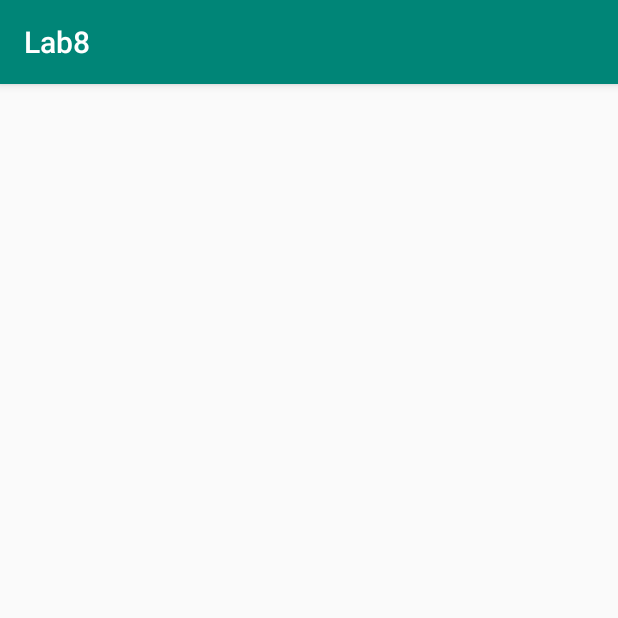
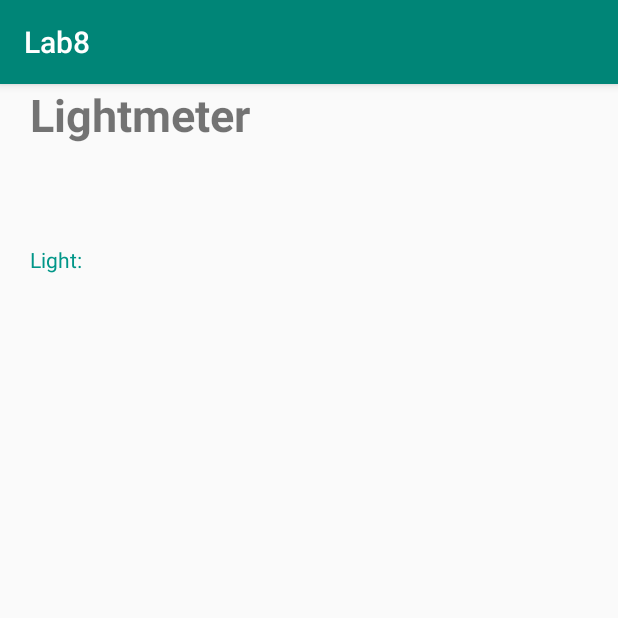
Before and after one commit to githubilona/TM8-sensors, an Android app: the LightmeterActivity screen opened directly, with no data from a screen before it, on a phone screen of 412 x 824 dp, the top half of it. Run offline under Robolectric (Android 15) with nearby library versions, the phone set to English and light mode, and no system bars.

Commit message:
display data from lightmeter

```diff
--- a/app/src/main/java/com/example/lab8/AccelerometerActivity.java
+++ b/app/src/main/java/com/example/lab8/AccelerometerActivity.java
@@ -102,8 +102,7 @@ public class AccelerometerActivity extends AppCompatActivity implements SensorEv
         mSensorManager.registerListener(this, mAccelerometer, SensorManager.SENSOR_DELAY_UI);
 
     }
-
-    // ?????
+    // ?
     @Override
     protected void onStop() {
         super.onStop();
--- a/app/src/main/java/com/example/lab8/LightmeterActivity.java
+++ b/app/src/main/java/com/example/lab8/LightmeterActivity.java
@@ -2,13 +2,56 @@ package com.example.lab8;
 
 import androidx.appcompat.app.AppCompatActivity;
 
+import android.hardware.Sensor;
+import android.hardware.SensorEvent;
+import android.hardware.SensorEventListener;
+import android.hardware.SensorManager;
 import android.os.Bundle;
+import android.widget.TextView;
 
-public class LightmeterActivity extends AppCompatActivity {
+public class LightmeterActivity extends AppCompatActivity implements SensorEventListener {
+
+    TextView lightTextView;
+
+    SensorManager mSensorManager;
+    Sensor mLightmeter;
 
     @Override
     protected void onCreate(Bundle savedInstanceState) {
         super.onCreate(savedInstanceState);
         setContentView(R.layout.activity_lightmeter);
+
+        lightTextView = findViewById(R.id.lightTextView);
+
+        mSensorManager = (SensorManager) getSystemService(SENSOR_SERVICE);
+        mLightmeter = mSensorManager.getDefaultSensor(Sensor.TYPE_LIGHT);
+    }
+
+    @Override
+    public void onSensorChanged(SensorEvent sensorEvent) {
+        if (sensorEvent.sensor.getType() == Sensor.TYPE_LIGHT) {
+            float lightValue = sensorEvent.values[0];
+            String label = "Light:\t\t";
+            lightTextView.setText(label + lightValue);
+
+        }
+
+    }
+
+    @Override
+    public void onAccuracyChanged(Sensor sensor, int i) {
+
+    }
+
+    @Override
+    protected void onResume() {
+        super.onResume();
+        mSensorManager.registerListener(this, mLightmeter, SensorManager.SENSOR_DELAY_UI);
+
+    }
+    @Override
+    protected void onStop() {
+        super.onStop();
+        mSensorManager.unregisterListener(this);
     }
 }
--- a/app/src/main/java/com/example/lab8/MainActivity.java
+++ b/app/src/main/java/com/example/lab8/MainActivity.java
@@ -18,6 +18,7 @@ public class MainActivity extends AppCompatActivity {
         startActivity(accelerometerIntent);
     }
 
+
     @Override
     protected void onCreate(Bundle savedInstanceState) {
         super.onCreate(savedInstanceState);
--- a/app/src/main/res/layout/activity_lightmeter.xml
+++ b/app/src/main/res/layout/activity_lightmeter.xml
@@ -6,4 +6,26 @@
     android:layout_height="match_parent"
     tools:context=".LightmeterActivity">
 
+    <TextView
+        android:id="@+id/lightTextView"
+        android:layout_width="140dp"
+        android:layout_height="30dp"
+        android:layout_marginStart="20dp"
+        android:layout_marginTop="50dp"
+        android:text="Light: "
+        android:textColor="#009688"
+        android:textSize="14dp"
+        app:layout_constraintStart_toStartOf="parent"
+        app:layout_constraintTop_toBottomOf="@+id/lightmeterTextView" />
+
+    <TextView
+        android:id="@+id/lightmeterTextView"
+        android:layout_width="232dp"
+        android:layout_height="57dp"
+        android:layout_marginStart="20dp"
+        android:text="Lightmeter"
+        android:textSize="30dp"
+        android:textStyle="bold"
+        app:layout_constraintStart_toStartOf="parent"
+        app:layout_constraintTop_toTopOf="parent" />
 </androidx.constraintlayout.widget.ConstraintLayout>
```
